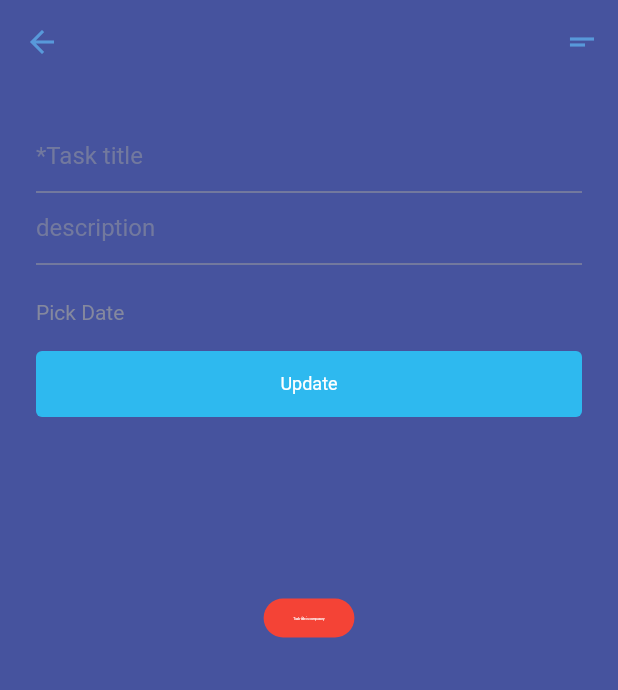
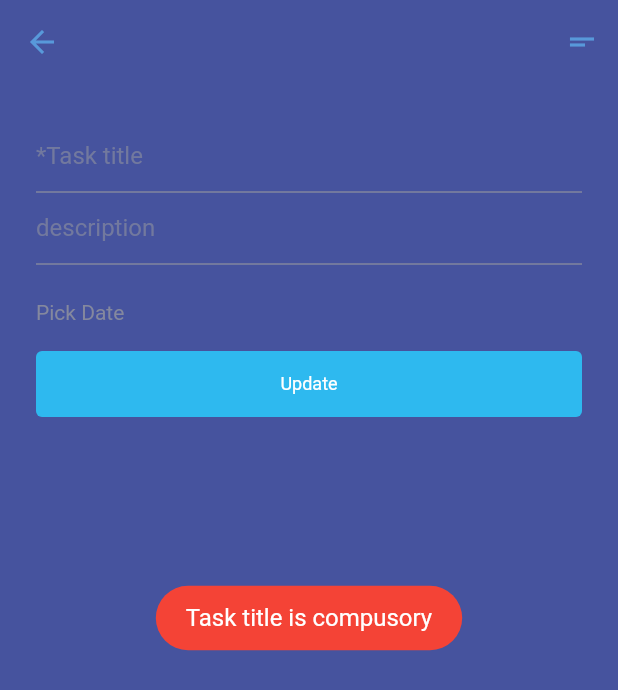
Before and after one commit to CvamKr/todo_app, a Flutter app: the AddTodoPage screen opened directly with empty values, after a tap on "Update", on a phone screen of 412 x 824 dp. Shown: the top 690 px of the screen. Run offline on Flutter 3.47's test engine with Material 2 defaults, Android fonts, the phone set to English and light mode, and no system bars; our stand-ins replace badges, cached_network_image, cloud_firestore, confetti, firebase_auth, firebase_core and 6 more; missing offline and left inert: adaptive_action_sheet; accounts and stored records are empty; generated files the repository leaves out were written again; network calls fail.

Commit message:
final app

```diff
--- a/lib/src/central/widgets/my_show_toast.dart
+++ b/lib/src/central/widgets/my_show_toast.dart
@@ -9,5 +9,5 @@ myShowToast({required String msg, Color bgColor = Colors.black}) {
       timeInSecForIosWeb: 1,
       backgroundColor: bgColor,
       textColor: Colors.white,
-      fontSize: 2.0);
+      fontSize: 16.0);
 }
--- a/lib/src/providers/add_todo_provider.dart
+++ b/lib/src/providers/add_todo_provider.dart
@@ -32,7 +32,7 @@ class AddTodoProvider with ChangeNotifier {
 
       myShowToast(
         msg: "Todo Created",
-        bgColor: Colors.red,
+        bgColor: Colors.green,
       );
       resetData();
       showConfettiAnimation();
```
